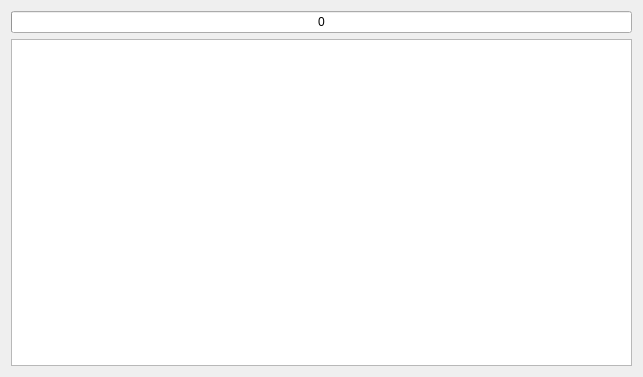
vicgordienko/stoppark_panel, file stoppark/terminal.ui: the form before one commit.
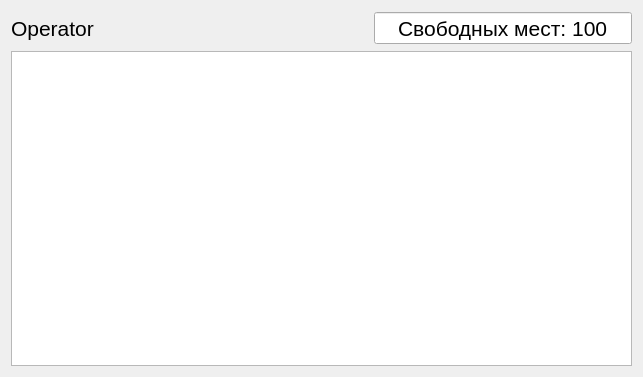
The form after the commit.

Patch:
```diff
--- a/stoppark/terminal.ui
+++ b/stoppark/terminal.ui
@@ -15,20 +15,109 @@
   </property>
   <layout class="QVBoxLayout" name="verticalLayout">
    <item>
-    <widget class="QProgressBar" name="free_places">
-     <property name="maximum">
-      <number>110</number>
-     </property>
-     <property name="value">
-      <number>0</number>
-     </property>
-     <property name="invertedAppearance">
-      <bool>false</bool>
-     </property>
-     <property name="format">
-      <string>%v</string>
-     </property>
-    </widget>
+    <layout class="QHBoxLayout" name="horizontalLayout">
+     <item>
+      <widget class="QLabel" name="cashier">
+       <property name="font">
+        <font>
+         <pointsize>16</pointsize>
+        </font>
+       </property>
+       <property name="text">
+        <string>Operator</string>
+       </property>
+      </widget>
+     </item>
+     <item>
+      <spacer name="horizontalSpacer">
+       <property name="orientation">
+        <enum>Qt::Horizontal</enum>
+       </property>
+       <property name="sizeHint" stdset="0">
+        <size>
+         <width>40</width>
+         <height>20</height>
+        </size>
+       </property>
+      </spacer>
+     </item>
+     <item>
+      <widget class="QSpinBox" name="free_places">
+       <property name="enabled">
+        <bool>true</bool>
+       </property>
+       <property name="minimumSize">
+        <size>
+         <width>250</width>
+         <height>0</height>
+        </size>
+       </property>
+       <property name="palette">
+        <palette>
+         <active>
+          <colorrole role="Button">
+           <brush brushstyle="SolidPattern">
+            <color alpha="255">
+             <red>240</red>
+             <green>240</green>
+             <blue>240</blue>
+            </color>
+           </brush>
+          </colorrole>
+         </active>
+         <inactive>
+          <colorrole role="Button">
+           <brush brushstyle="SolidPattern">
+            <color alpha="255">
+             <red>255</red>
+             <green>255</green>
+             <blue>255</blue>
+            </color>
+           </brush>
+          </colorrole>
+         </inactive>
+         <disabled>
+          <colorrole role="Button">
+           <brush brushstyle="SolidPattern">
+            <color alpha="255">
+             <red>240</red>
+             <green>240</green>
+             <blue>240</blue>
+            </color>
+           </brush>
+          </colorrole>
+         </disabled>
+        </palette>
+       </property>
+       <property name="font">
+        <font>
+         <pointsize>16</pointsize>
+        </font>
+       </property>
+       <property name="alignment">
+        <set>Qt::AlignCenter</set>
+       </property>
+       <property name="readOnly">
+        <bool>true</bool>
+       </property>
+       <property name="buttonSymbols">
+        <enum>QAbstractSpinBox::NoButtons</enum>
+       </property>
+       <property name="suffix">
+        <string/>
+       </property>
+       <property name="prefix">
+        <string>Свободных мест: </string>
+       </property>
+       <property name="maximum">
+        <number>1000000000</number>
+       </property>
+       <property name="value">
+        <number>100</number>
+       </property>
+      </widget>
+     </item>
+    </layout>
    </item>
    <item>
     <widget class="QListView" name="terminals">
```
